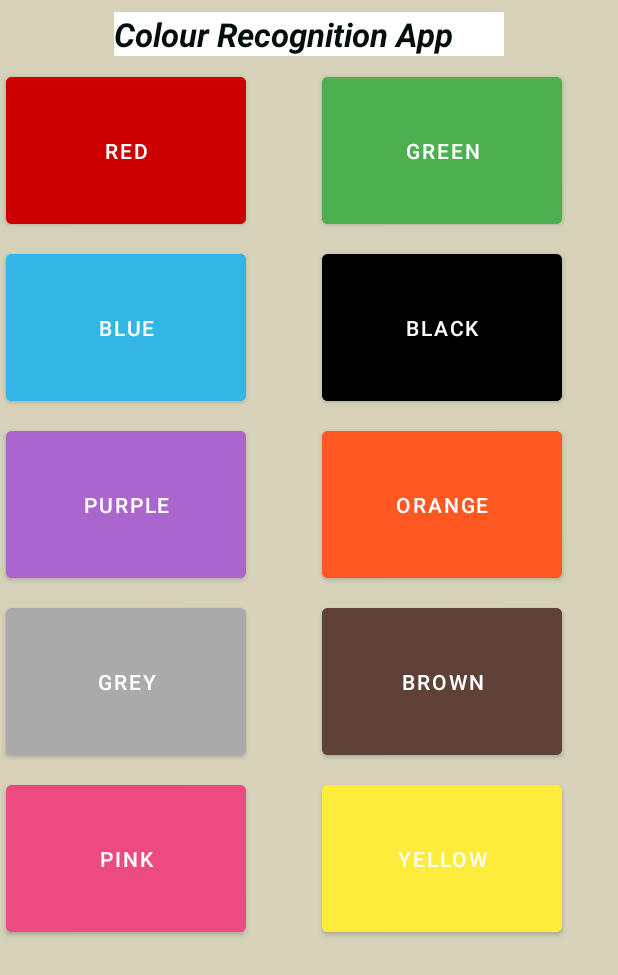
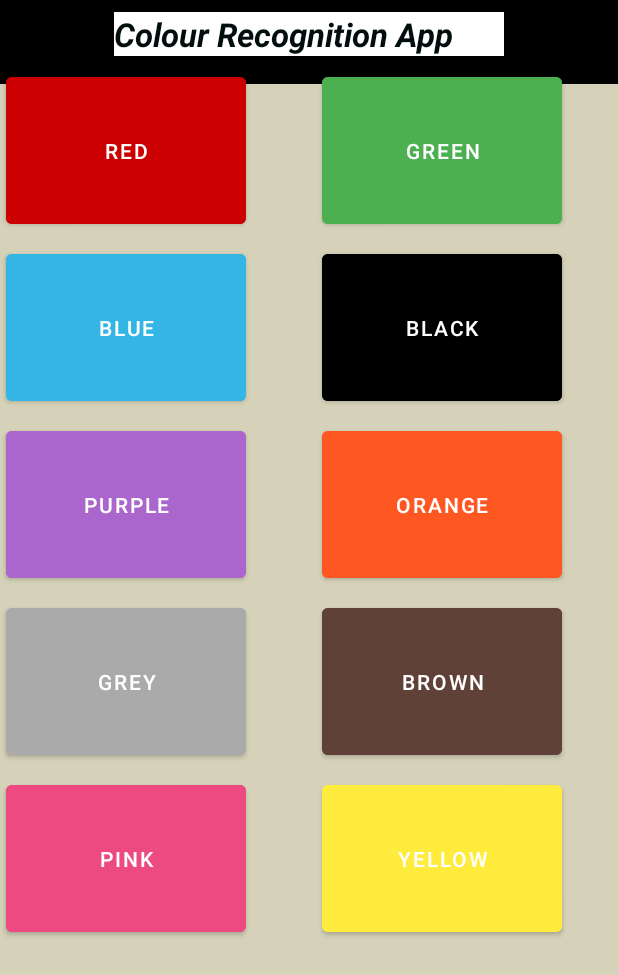
Before and after one commit to aliazeenat/pucit, an Android app: the screen it shows after launch (MainActivity), on a phone screen of 412 x 824 dp. Shown: the top 975 px of the screen. Run offline under Robolectric (Android 15) with nearby library versions, the light colour scheme and no system bars.

Commit message:
setting app bar on page

```diff
--- a/MyApp2/app/src/main/res/layout/activity_main.xml
+++ b/MyApp2/app/src/main/res/layout/activity_main.xml
@@ -7,7 +7,8 @@
     android:background="@color/white"
     android:backgroundTint="#D5D2B9"
     tools:context=".MainActivity">
-
+    <include
+        layout="@layout/appbar"/>
     <Button
         android:id="@+id/Pink"
         android:layout_width="160dp"
```
